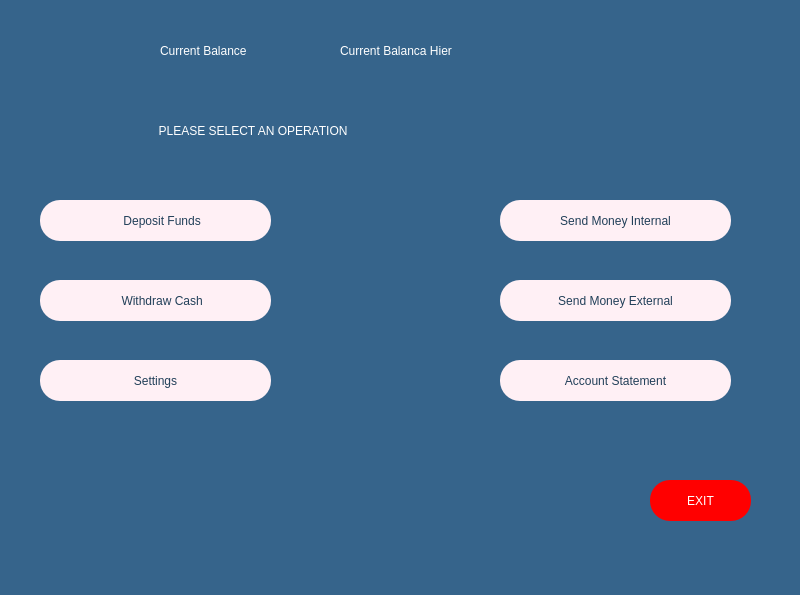
Above: customerpage.ui from melihorhanyilmaz/Project before the change. Below: the same form after it.
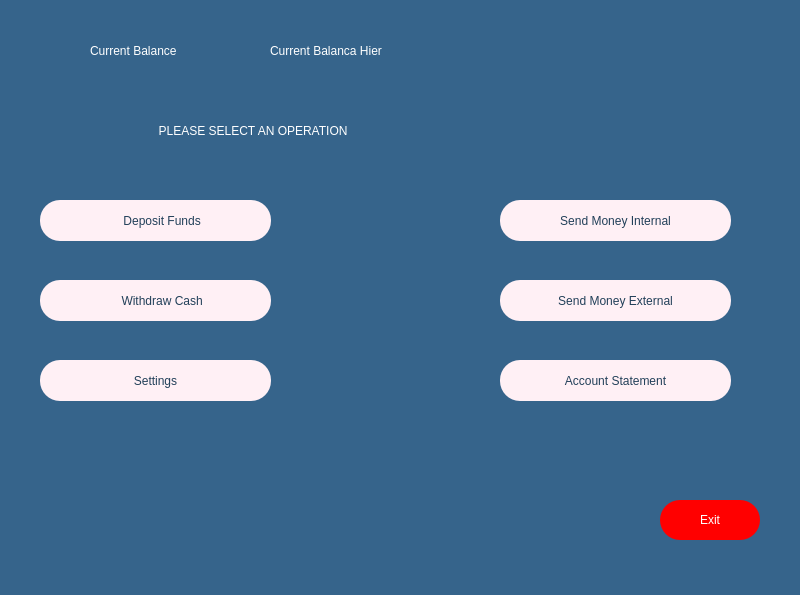
That is the form after the change. Icons and pictures are not drawn.

What changed in the file:
```diff
--- a/customerpage.ui
+++ b/customerpage.ui
@@ -112,10 +112,10 @@
    <widget class="QPushButton" name="B_exit_cust_menu">
     <property name="geometry">
      <rect>
-      <x>650</x>
-      <y>480</y>
-      <width>101</width>
-      <height>41</height>
+      <x>660</x>
+      <y>500</y>
+      <width>100</width>
+      <height>40</height>
      </rect>
     </property>
     <property name="styleSheet">
@@ -126,7 +126,7 @@
 </string>
     </property>
     <property name="text">
-     <string>EXIT</string>
+     <string>Exit</string>
     </property>
     <property name="checkable">
      <bool>false</bool>
@@ -161,7 +161,7 @@
    <widget class="QLabel" name="la_current_balance">
     <property name="geometry">
      <rect>
-      <x>160</x>
+      <x>90</x>
       <y>30</y>
       <width>181</width>
       <height>41</height>
@@ -178,7 +178,7 @@
    <widget class="QLabel" name="la_balance">
     <property name="geometry">
      <rect>
-      <x>340</x>
+      <x>270</x>
       <y>30</y>
       <width>281</width>
       <height>41</height>
```
Left out of the diff: 2 changed lines with no effect on the pictures.
